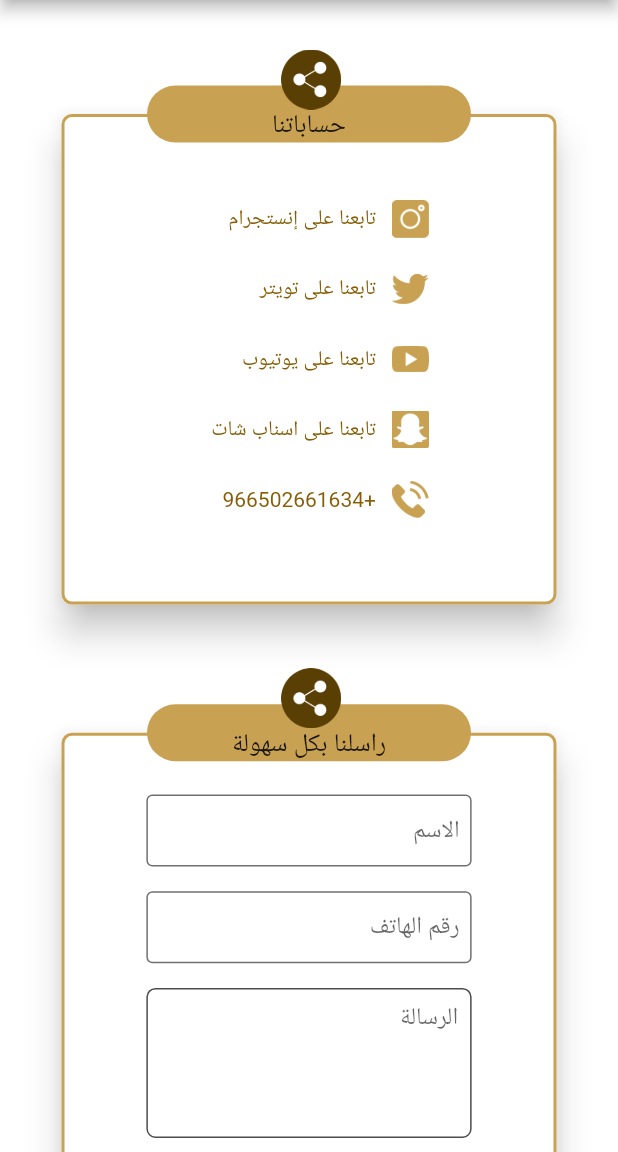
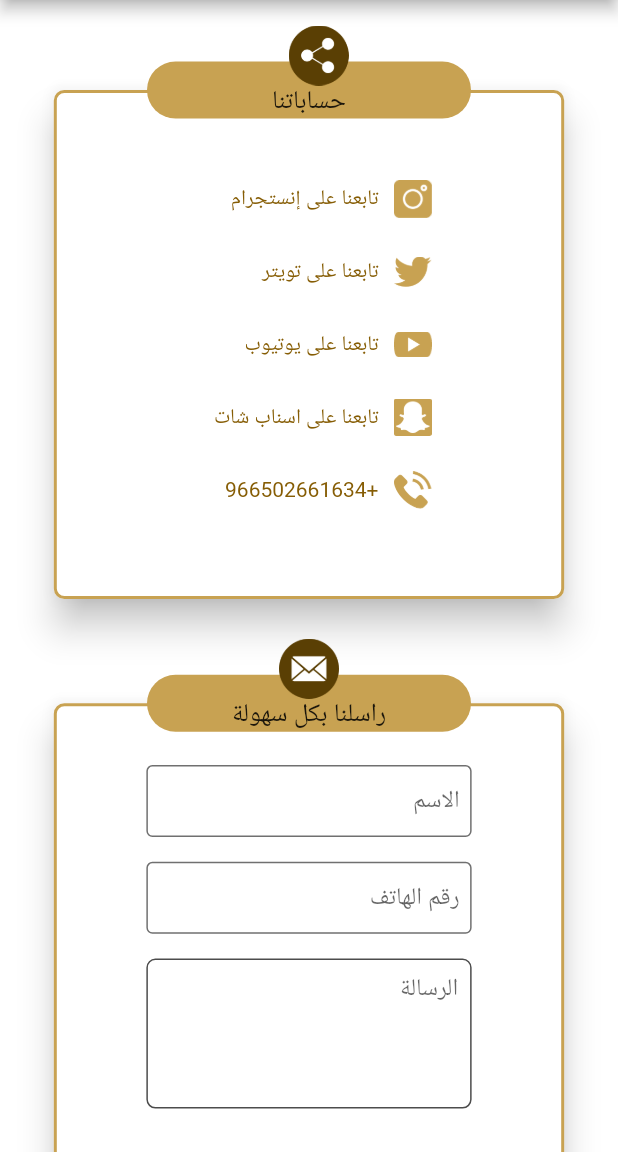
Before and after one commit to AhmedElhenidy/Goood, a Flutter app: the ContactUs screen opened directly, on a phone screen of 412 x 824 dp, the part 84-1236 px from its top. Run offline on Flutter 3.47's test engine with Material 2 defaults, Android fonts, the light colour scheme and no system bars; our stand-ins replace carousel_slider, fancy_bottom_navigation, like_button.

Commit message:
تعديل واحد

```diff
--- a/lib/main.dart
+++ b/lib/main.dart
@@ -28,7 +28,7 @@ class MyApp extends StatelessWidget {
       theme: ThemeData(
         bottomAppBarColor: GoodColors.grey,
       ),
-      home: BottomNavigationBarClass(1),
+      home: SplashScreen(),
     );
   }
 }
--- a/lib/statics/drawer.dart
+++ b/lib/statics/drawer.dart
@@ -1,6 +1,9 @@
 import 'package:camel/statics/good_colors.dart';
 import 'package:camel/ui/about.dart';
+import 'package:camel/ui/contact_us.dart';
 import 'package:flutter/material.dart';
+
+import 'bottom_navigation.dart';
 class DrawerClass{
   Widget showDrawer(BuildContext context) {
     return Container(
@@ -18,10 +21,20 @@ class DrawerClass{
                 ),
                 child: Column(
                   children: <Widget>[
-                    Image.asset("images/man.png"),
-                    SizedBox(height: MediaQuery.of(context).size.height/50,),
-                    Text("Mohamed Alaa",
-                      style: TextStyle(color: Colors.white,fontSize: 25),
+                    Expanded(
+                      flex: 2,
+                      child: Container(
+                        child: Image.asset("images/man.png",fit: BoxFit.fill,),
+                      ),
+                    ),
+                   // SizedBox(height: MediaQuery.of(context).size.height/50,),
+                    Expanded(
+                      flex: 1,
+                      child: Container(
+                        child: Text("Mohamed Alaa",
+                          style: TextStyle(color: Colors.white,fontSize: 25),
+                        ),
+                      ),
                     ),
                   ],
                 ),
@@ -48,7 +61,10 @@ class DrawerClass{
                     leading: new Image.asset("images/home_drawer.png",
                     ),
                     onTap: () {
-                      Navigator.pop(context);
+                      Navigator.push(context, MaterialPageRoute(
+                          builder: (context)=>BottomNavigationBarClass(1)
+                      ),
+                      );
                     },
                   ),
                   Padding(
@@ -88,7 +104,8 @@ class DrawerClass{
                     leading: new Image.asset("images/contact.png",
                     ),
                     onTap: () {
-                      Navigator.pop(context);
+                      Navigator.push(context, MaterialPageRoute(
+                          builder: (context)=>ContactUs()),);
                     },
                   ),
                   Padding(
--- a/lib/ui/about.dart
+++ b/lib/ui/about.dart
@@ -89,7 +89,7 @@ class _AboutState extends State<About>{
               //لماذا الجود
               Container(
                 width: MediaQuery.of(context).size.width/1.22,
-                height: MediaQuery.of(context).size.height/3.7,
+                height: MediaQuery.of(context).size.height/3.4,
                 child: Stack(
                   children: <Widget>[
                     Positioned(
@@ -98,10 +98,10 @@ class _AboutState extends State<About>{
                       ),
                     ),
                     Positioned(
-                      top: 40,
+                      top: 42,
                       left: 5,
                       right: 5,
-                      bottom: 5,
+                      bottom: 0,
                       child: Card(
                         shape: OutlineInputBorder(
                           borderRadius: BorderRadius.circular(7),
--- a/lib/ui/contact_us.dart
+++ b/lib/ui/contact_us.dart
@@ -25,15 +25,12 @@ class _ContactUsState extends State<ContactUs>{
           child: Column(
             children: <Widget>[
               Container(
-                color: Colors.white,
-                padding: EdgeInsets.all(16),
-                width: MediaQuery.of(context).size.width,
-                height: MediaQuery.of(context).size.height/2,
+                width: MediaQuery.of(context).size.width/1.15,
+                height: MediaQuery.of(context).size.height/2.1,
                 child: Stack(
                   children: <Widget>[
                     Positioned(
                       child: Container(
-                        color: Colors.white,
                       ),
                     ),
                     Positioned(
@@ -267,16 +264,15 @@ class _ContactUsState extends State<ContactUs>{
               ),
               SizedBox(height: MediaQuery.of(context).size.height/50,),
               Container(
-                height: MediaQuery.of(context).size.height/1.8,
-                padding: EdgeInsets.only(right: 16,left: 16),
-                width: MediaQuery.of(context).size.width,
+                width: MediaQuery.of(context).size.width/1.15,
+                height: MediaQuery.of(context).size.height/1.65,
                 child: Stack(
                   children: <Widget>[
-
                     Positioned(
                       top: 40,
                       left: 5,
                       right: 5,
+                      bottom: 0,
                       child: Container(
                         child: Card(
                           elevation: 10,
@@ -289,7 +285,7 @@ class _ContactUsState extends State<ContactUs>{
                             ),
                           ),
                           child: Padding(
-                            padding: const EdgeInsets.only(bottom:14.0),
+                            padding: const EdgeInsets.only(bottom:0.0),
                             child: Container(
                               constraints: BoxConstraints(
                                   minHeight: 265
@@ -402,23 +398,22 @@ class _ContactUsState extends State<ContactUs>{
                     ),
                     Positioned(
                       top: 1,
-                      right: MediaQuery.of(context).size.width/2.7,
+                      right: MediaQuery.of(context).size.width/3,
+                      left: MediaQuery.of(context).size.width/3,
                       child: Row(
                         mainAxisAlignment: MainAxisAlignment.center,
                         children: <Widget>[
-                          //TODO: غير الصورة
-                          Image.asset("images/share.png",
+                          Image.asset("images/message.png",
                             width: 40,height: 40,
                           ),
                         ],
                       ),
                     ),
                     Positioned(
-                      top:MediaQuery.of(context).size.height/2 -20 ,
+                      top:MediaQuery.of(context).size.height/2 -5 ,
                       left: (MediaQuery.of(context).size.width/1.9)/2.5,
                       right: (MediaQuery.of(context).size.width/1.9)/2.5,
-                      bottom: MediaQuery.of(context).size.height/40,
-
+                      bottom: MediaQuery.of(context).size.height/25,
                       child: Container(
                         decoration: BoxDecoration(
                           color: GoodColors.brown,
@@ -426,7 +421,6 @@ class _ContactUsState extends State<ContactUs>{
                         ),
                         width: 100,
                         height: 40,
-
                         child: Center(
                           child: Text("ارسال",style: TextStyle(color: Colors.white),),
                         ),
--- a/pubspec.yaml
+++ b/pubspec.yaml
@@ -64,6 +64,7 @@ flutter:
     - images/snap.png
     - images/snapshat.png
     - images/logo.png
+    - images/message.png
     - images/1.png
     - images/2.png
     - images/3.png
@@ -79,6 +80,10 @@ flutter:
     - images/cheap1.png
     - images/hashy.png
     - images/image.png
+    - images/11.png
+    - images/12.png
+    - images/13.png
+    - images/14.png
   #  - images/a_dot_ham.jpeg
 
   # An image asset can refer to one or more resolution-specific "variants", see
```
Also changed, not shown: lib/ui/slices.dart (+12 -2 lines), lib/ui/snap_chat.dart (+11 -12 lines), images/11.png (added), images/12.png (added), images/13.png (added), images/14.png (added), images/message.png (added).
